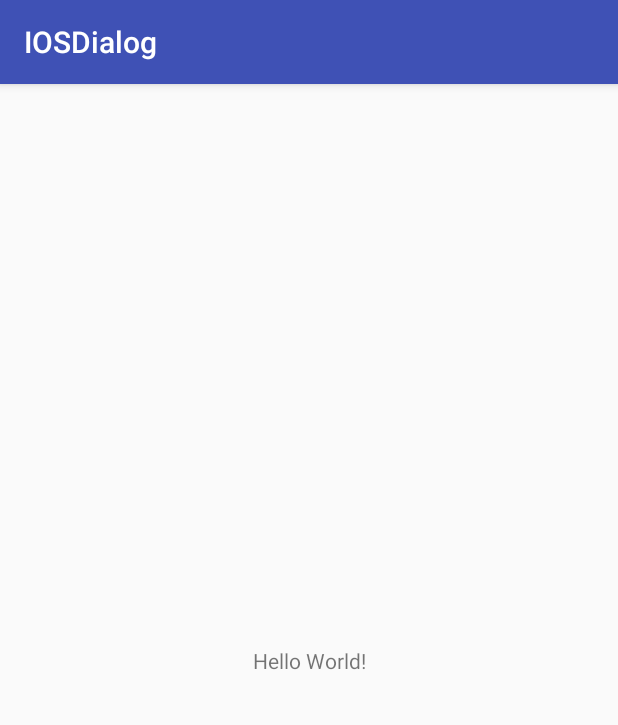
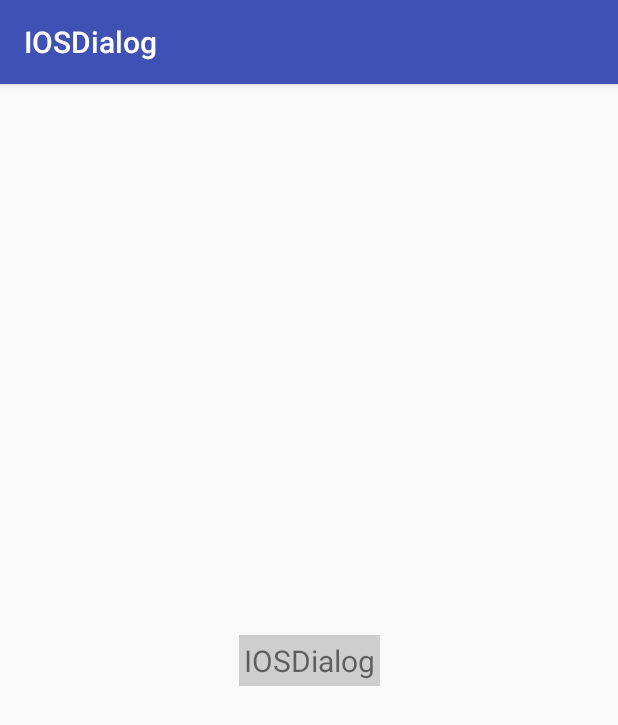
Before and after one commit to lisen87/IOSDialog, an Android app: the screen it shows after launch (MainActivity), on a phone screen of 412 x 824 dp. Shown: the top 725 px of the screen. Run offline under Robolectric (Android 15) with nearby library versions, the phone set to English and light mode, and no system bars.

Commit message:
对话框

```diff
--- a/app/src/main/res/layout/activity_main.xml
+++ b/app/src/main/res/layout/activity_main.xml
@@ -10,7 +10,10 @@
         android:id="@+id/tv_show"
         android:layout_width="wrap_content"
         android:layout_height="wrap_content"
-        android:text="Hello World!"
+        android:text="IOSDialog"
+        android:background="@color/pressColor"
+        android:padding="3dp"
+        android:textSize="20sp"
         app:layout_constraintBottom_toBottomOf="parent"
         app:layout_constraintLeft_toLeftOf="parent"
         app:layout_constraintRight_toRightOf="parent"
```
Also changed, not shown: app/src/main/java/com/qiaotongtianxia/iosdialog/IOSDialog.java (+4 -4 lines), app/src/main/java/com/qiaotongtianxia/iosdialog/MainActivity.java (+11 -1 lines).
